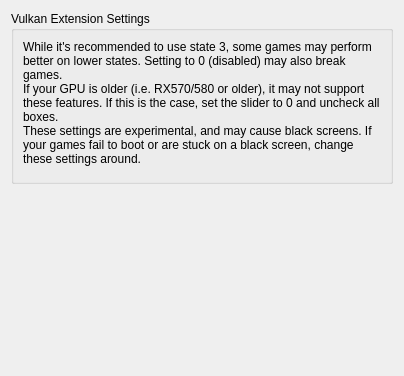
This is src/yuzu/configuration/configure_graphics_extensions.ui in rorrim-rorrim/eden-alt as Qt 5 draws it before an edit. The edited form follows.
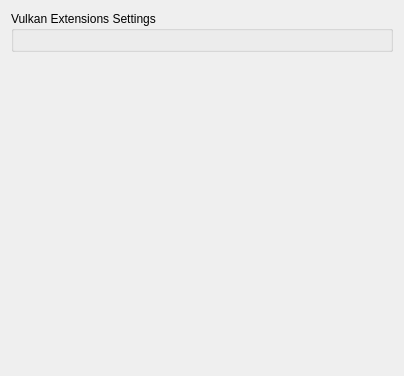
This is the edited form.

Commit message: Update Vulkan Extended Dynamic State settings

What changed in the file:
```diff
--- a/src/yuzu/configuration/configure_graphics_extensions.ui
+++ b/src/yuzu/configuration/configure_graphics_extensions.ui
@@ -22,21 +22,9 @@
      <item>
       <widget class="QGroupBox" name="groupBox_1">
        <property name="title">
-        <string>Vulkan Extension Settings</string>
+        <string>Vulkan Extensions Settings</string>
        </property>
        <layout class="QVBoxLayout" name="verticalLayout_3">
-        <item>
-         <widget class="QLabel" name="label">
-          <property name="text">
-           <string>While it's recommended to use state 3, some games may perform better on lower states. Setting to 0 (disabled) may also break games.
-If your GPU is older (i.e. RX570/580 or older), it may not support these features. If this is the case, set the slider to 0 and uncheck all boxes.
-These settings are experimental, and may cause black screens. If your games fail to boot or are stuck on a black screen, change these settings around.</string>
-          </property>
-          <property name="wordWrap">
-           <bool>true</bool>
-          </property>
-         </widget>
-        </item>
         <item>
          <widget class="QWidget" name="populate_target" native="true">
           <layout class="QVBoxLayout" name="verticalLayout">
```
The commit also changes 5 other files.
